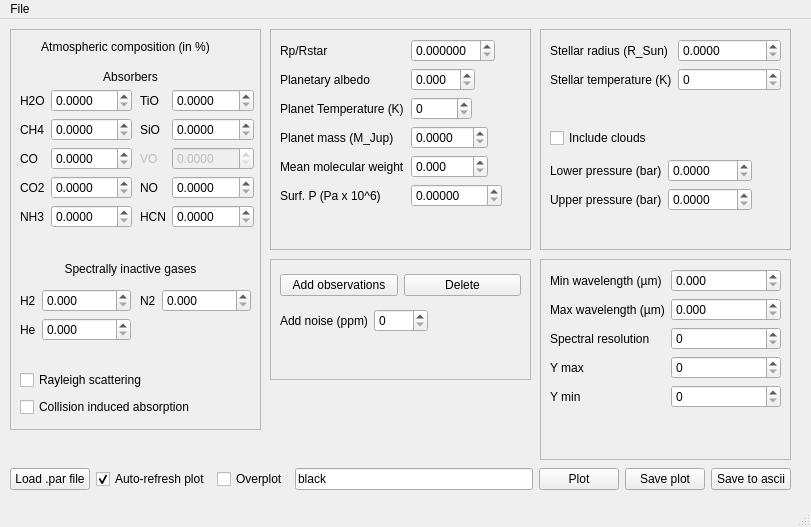
Qt form gui.ui (ucl-exoplanets/TauREx_public) before a commit.
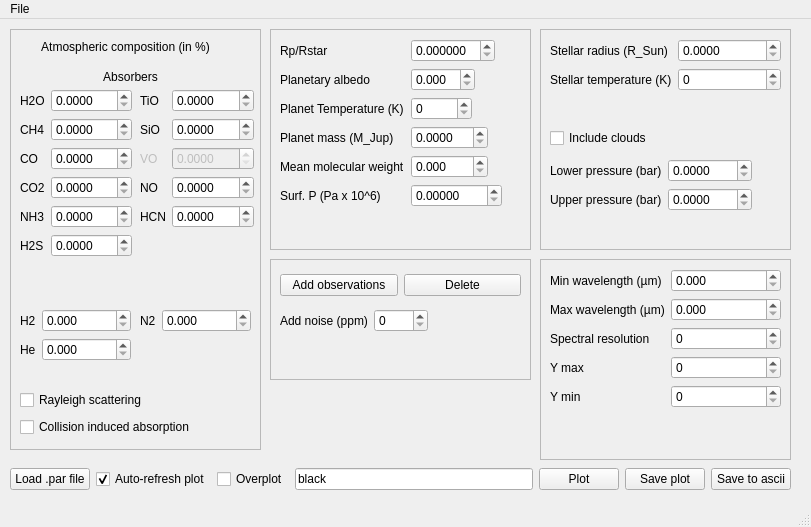
The same form after that commit.

Diff of the .ui file:
```diff
--- a/gui.ui
+++ b/gui.ui
@@ -29,7 +29,7 @@
       <x>10</x>
       <y>10</y>
       <width>251</width>
-      <height>401</height>
+      <height>421</height>
      </rect>
     </property>
     <property name="frameShape">
@@ -54,22 +54,6 @@
       <set>Qt::AlignCenter</set>
      </property>
     </widget>
-    <widget class="QLabel" name="label_10">
-     <property name="geometry">
-      <rect>
-       <x>10</x>
-       <y>230</y>
-       <width>221</width>
-       <height>20</height>
-      </rect>
-     </property>
-     <property name="text">
-      <string>Spectrally inactive gases</string>
-     </property>
-     <property name="alignment">
-      <set>Qt::AlignCenter</set>
-     </property>
-    </widget>
     <widget class="QLabel" name="label_3">
      <property name="geometry">
       <rect>
@@ -92,7 +76,7 @@
        <x>10</x>
        <y>60</y>
        <width>112</width>
-       <height>162</height>
+       <height>211</height>
       </rect>
      </property>
      <layout class="QFormLayout" name="formLayout_10">
@@ -166,6 +150,20 @@
         </property>
        </widget>
       </item>
+      <item row="5" column="0">
+       <widget class="QLabel" name="label_38">
+        <property name="text">
+         <string>H2S</string>
+        </property>
+       </widget>
+      </item>
+      <item row="5" column="1">
+       <widget class="QDoubleSpinBox" name="doubleSpinBox_H2S">
+        <property name="decimals">
+         <number>4</number>
+        </property>
+       </widget>
+      </item>
      </layout>
     </widget>
     <widget class="QWidget" name="formLayoutWidget">
@@ -174,7 +172,7 @@
        <x>130</x>
        <y>60</y>
        <width>114</width>
-       <height>162</height>
+       <height>211</height>
       </rect>
      </property>
      <layout class="QFormLayout" name="formLayout">
@@ -260,7 +258,7 @@
      <property name="geometry">
       <rect>
        <x>130</x>
-       <y>260</y>
+       <y>280</y>
        <width>111</width>
        <height>71</height>
       </rect>
@@ -286,7 +284,7 @@
      <property name="geometry">
       <rect>
        <x>10</x>
-       <y>340</y>
+       <y>360</y>
        <width>211</width>
        <height>51</height>
       </rect>
@@ -312,7 +310,7 @@
      <property name="geometry">
       <rect>
        <x>10</x>
-       <y>260</y>
+       <y>280</y>
        <width>111</width>
        <height>71</height>
       </rect>
```
